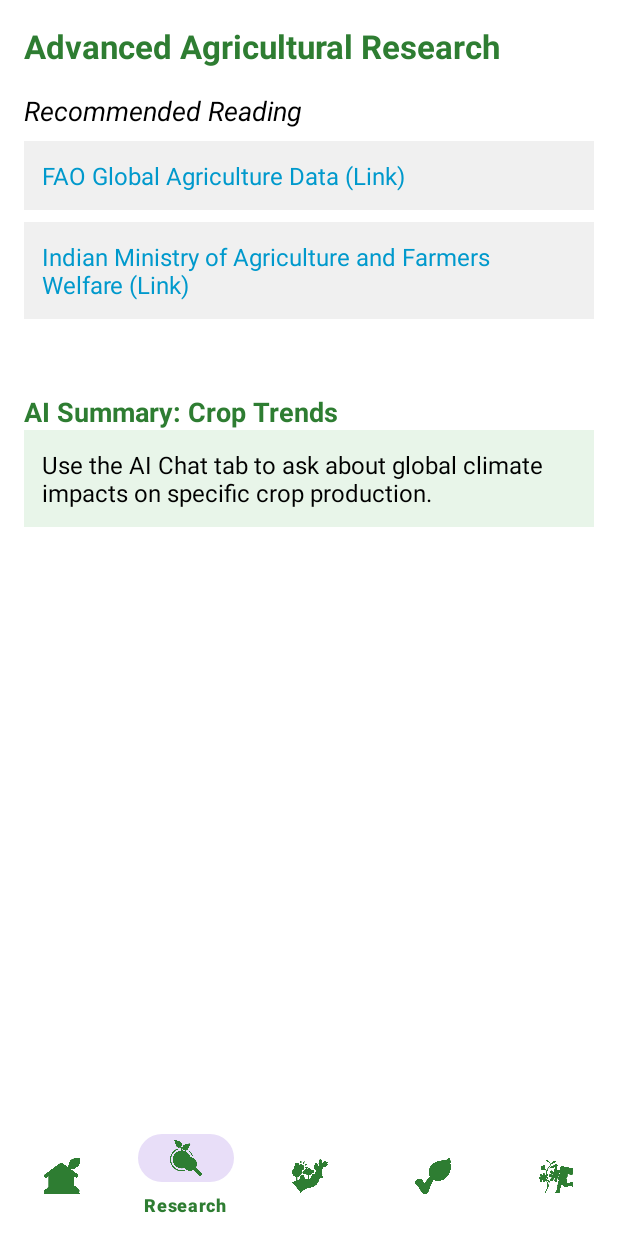
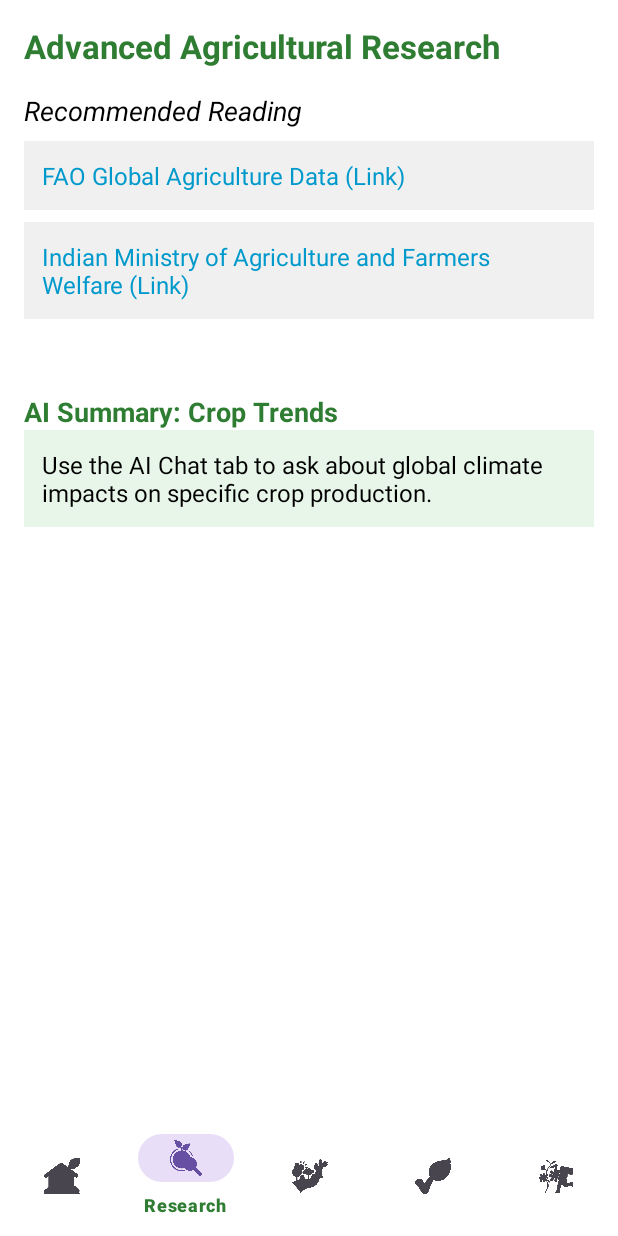
Before and after one commit to ShahanaT12219504/CropAdvisorAI, an Android app: the screen it shows after launch (MainActivity), item 2 of the bottom bar chosen, on a phone screen of 412 x 824 dp. Run offline under Robolectric (Android 15) with nearby library versions, the phone set to English and light mode, and no system bars.

```diff
--- a/app/src/main/res/layout/main_activity_host.xml
+++ b/app/src/main/res/layout/main_activity_host.xml
@@ -19,7 +19,8 @@
         android:layout_alignParentBottom="true"
         app:menu="@menu/bottom_nav_menu"
         android:background="@color/white"
-        app:itemIconTint="@color/green_700"
+        app:itemIconTint="@null"
         app:itemTextColor="@color/green_700" />
 
+
 </RelativeLayout>
--- a/app/src/main/res/menu/bottom_nav_menu.xml
+++ b/app/src/main/res/menu/bottom_nav_menu.xml
@@ -16,7 +16,7 @@
     <item
         android:id="@+id/nav_checklist"
         android:icon="@drawable/ic_checklist"
-        android:title="Profile" />
+        android:title="CheckList" />
 
     <item
         android:id="@+id/nav_profile"
```
Also changed, not shown: 146 other files.
